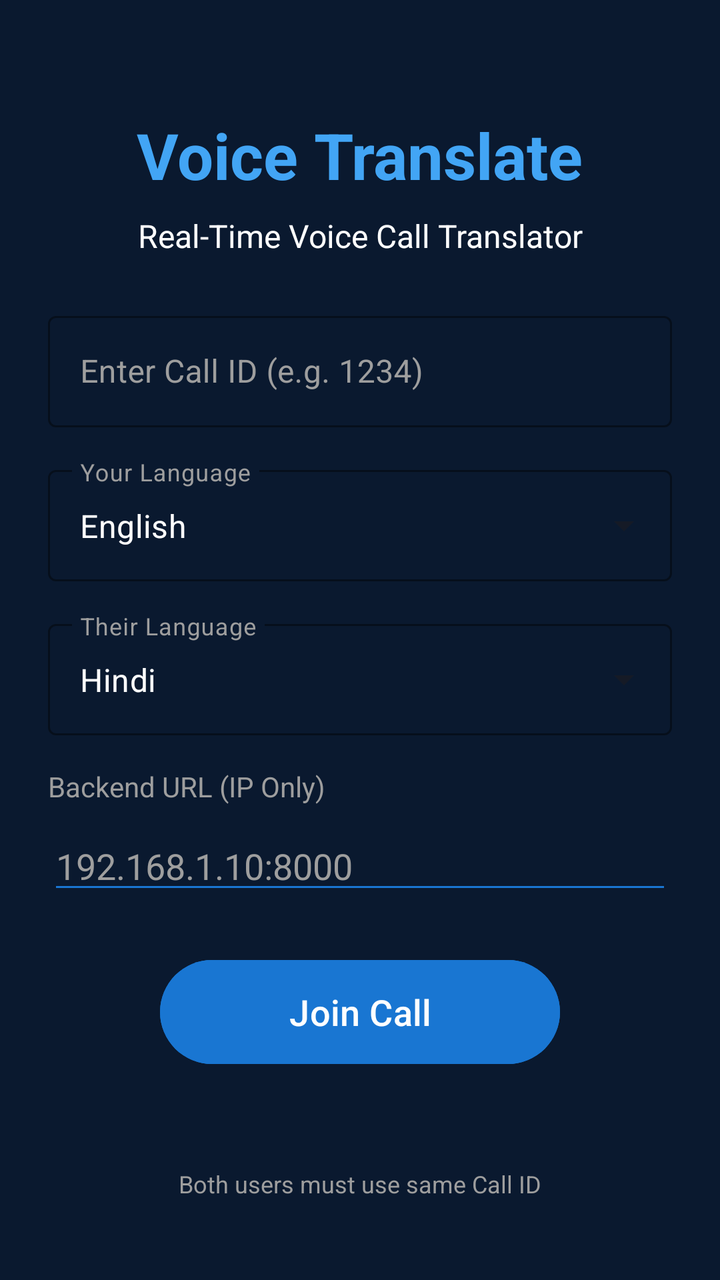
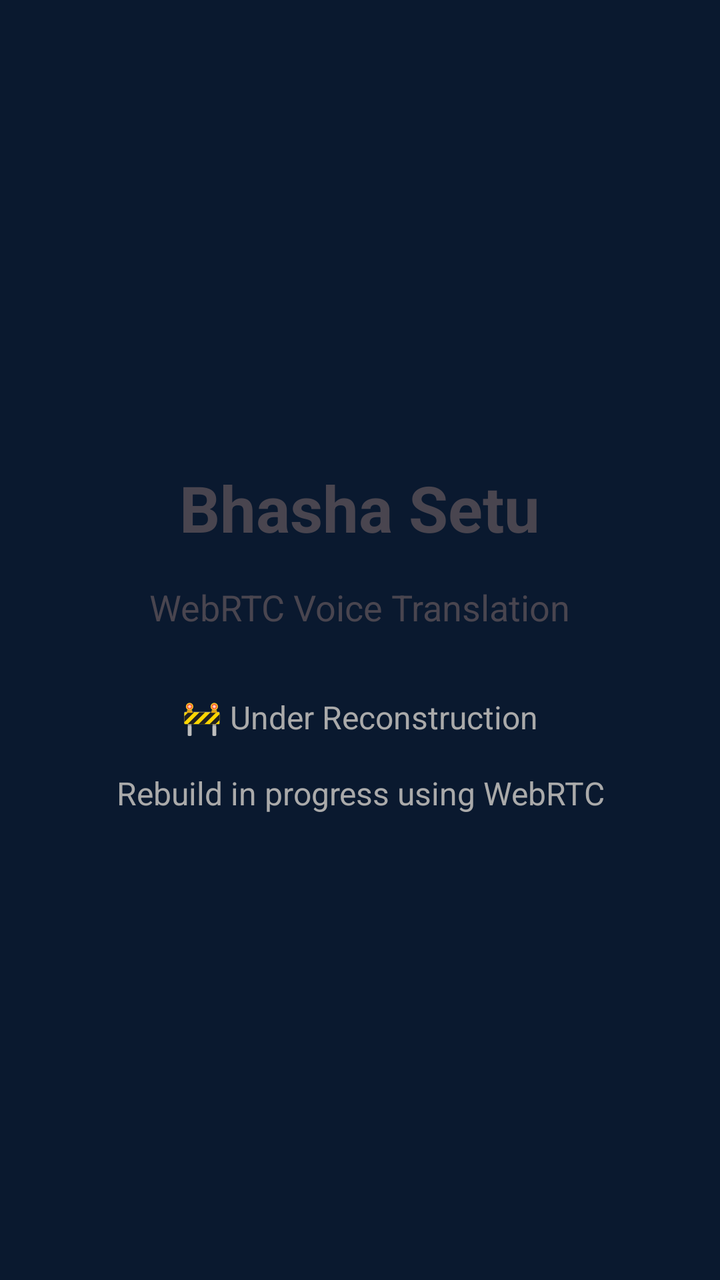

An Android layout rendered at two revisions. The XML below is the earlier revision; the diff shows what the commit changed to produce the second picture.
<!-- AndroidManifest.xml: application theme Theme.VoiceTranslate -->
<!-- res/layout/activity_main.xml -->
<?xml version="1.0" encoding="utf-8"?>
<androidx.constraintlayout.widget.ConstraintLayout xmlns:android="http://schemas.android.com/apk/res/android"
    xmlns:app="http://schemas.android.com/apk/res-auto"
    xmlns:tools="http://schemas.android.com/tools"
    android:layout_width="match_parent"
    android:layout_height="match_parent"
    android:padding="24dp"
    android:background="@color/background_dark">

    <TextView
        android:id="@+id/tvAppTitle"
        android:layout_width="wrap_content"
        android:layout_height="wrap_content"
        android:text="Voice Translate"
        android:textColor="@color/blue_light"
        android:textSize="32sp"
        android:textStyle="bold"
        android:layout_marginTop="32dp"
        app:layout_constraintEnd_toEndOf="parent"
        app:layout_constraintStart_toStartOf="parent"
        app:layout_constraintTop_toTopOf="parent" />

    <TextView
        android:id="@+id/tvSubtitle"
        android:layout_width="wrap_content"
        android:layout_height="wrap_content"
        android:layout_marginTop="8dp"
        android:text="Real-Time Voice Call Translator"
        android:textColor="@color/white"
        android:textSize="16sp"
        app:layout_constraintEnd_toEndOf="parent"
        app:layout_constraintStart_toStartOf="parent"
        app:layout_constraintTop_toBottomOf="@id/tvAppTitle" />

    
    <com.google.android.material.textfield.TextInputLayout
        android:id="@+id/tilCallId"
        style="@style/Widget.MaterialComponents.TextInputLayout.OutlinedBox"
        android:layout_width="0dp"
        android:layout_height="wrap_content"
        android:layout_marginTop="24dp"
        android:hint="Enter Call ID (e.g. 1234)"
        android:textColorHint="@color/gray_text"
        app:boxStrokeColor="@color/blue_primary"
        app:hintTextColor="@color/blue_light"
        app:layout_constraintEnd_toEndOf="parent"
        app:layout_constraintStart_toStartOf="parent"
        app:layout_constraintTop_toBottomOf="@id/tvSubtitle">

        <com.google.android.material.textfield.TextInputEditText
            android:id="@+id/etCallId"
            android:layout_width="match_parent"
            android:layout_height="wrap_content"
            android:inputType="text"
            android:textColor="@color/white" />

    </com.google.android.material.textfield.TextInputLayout>

    
    <com.google.android.material.textfield.TextInputLayout
        android:id="@+id/tilSourceLanguage"
        style="@style/Widget.MaterialComponents.TextInputLayout.OutlinedBox.ExposedDropdownMenu"
        android:layout_width="0dp"
        android:layout_height="wrap_content"
        android:layout_marginTop="16dp"
        android:hint="Your Language"
        android:textColorHint="@color/gray_text"
        app:boxStrokeColor="@color/blue_primary"
        app:hintTextColor="@color/blue_light"
        app:layout_constraintEnd_toEndOf="parent"
        app:layout_constraintStart_toStartOf="parent"
        app:layout_constraintTop_toBottomOf="@id/tilCallId">

        <AutoCompleteTextView
            android:id="@+id/actvSourceLanguage"
            android:layout_width="match_parent"
            android:layout_height="wrap_content"
            android:inputType="none"
            android:text="English"
            android:textColor="@color/white" />

    </com.google.android.material.textfield.TextInputLayout>

    
    <com.google.android.material.textfield.TextInputLayout
        android:id="@+id/tilTargetLanguage"
        style="@style/Widget.MaterialComponents.TextInputLayout.OutlinedBox.ExposedDropdownMenu"
        android:layout_width="0dp"
        android:layout_height="wrap_content"
        android:layout_marginTop="16dp"
        android:hint="Their Language"
        android:textColorHint="@color/gray_text"
        app:boxStrokeColor="@color/blue_primary"
        app:hintTextColor="@color/blue_light"
        app:layout_constraintEnd_toEndOf="parent"
        app:layout_constraintStart_toStartOf="parent"
        app:layout_constraintTop_toBottomOf="@id/tilSourceLanguage">

        <AutoCompleteTextView
            android:id="@+id/actvTargetLanguage"
            android:layout_width="match_parent"
            android:layout_height="wrap_content"
            android:inputType="none"
            android:text="Hindi"
            android:textColor="@color/white" />

    </com.google.android.material.textfield.TextInputLayout>

    <TextView
        android:id="@+id/tvBackendUrlLabel"
        android:layout_width="wrap_content"
        android:layout_height="wrap_content"
        android:layout_marginTop="16dp"
        android:text="Backend URL (IP Only)"
        android:textColor="@color/gray_text"
        app:layout_constraintStart_toStartOf="parent"
        app:layout_constraintTop_toBottomOf="@id/tilTargetLanguage" />

    <EditText
        android:id="@+id/etBackendUrl"
        android:layout_width="0dp"
        android:layout_height="wrap_content"
        android:layout_marginTop="8dp"
        android:backgroundTint="@color/blue_primary"
        android:hint="192.168.1.10:8000"
        android:inputType="textUri"
        android:textColor="@color/white"
        android:textColorHint="@color/gray_text"
        app:layout_constraintEnd_toEndOf="parent"
        app:layout_constraintStart_toStartOf="parent"
        app:layout_constraintTop_toBottomOf="@id/tvBackendUrlLabel" />

    <Button
        android:id="@+id/btnStartCall"
        android:layout_width="200dp"
        android:layout_height="60dp"
        android:layout_marginTop="24dp"
        android:backgroundTint="@color/blue_primary"
        android:text="Join Call"
        android:textAllCaps="false"
        android:textSize="18sp"
        app:cornerRadius="30dp"
        app:layout_constraintEnd_toEndOf="parent"
        app:layout_constraintStart_toStartOf="parent"
        app:layout_constraintTop_toBottomOf="@id/etBackendUrl" />

    <TextView
        android:id="@+id/tvStatus"
        android:layout_width="wrap_content"
        android:layout_height="wrap_content"
        android:layout_marginBottom="16dp"
        android:text="Both users must use same Call ID"
        android:textColor="@color/gray_text"
        android:textSize="12sp"
        app:layout_constraintBottom_toBottomOf="parent"
        app:layout_constraintEnd_toEndOf="parent"
        app:layout_constraintStart_toStartOf="parent" />

</androidx.constraintlayout.widget.ConstraintLayout>
<!-- resources referenced by this layout -->
<resources>
  <color name="background_dark">#0A192F</color>
  <color name="blue_light">#42A5F5</color>
  <color name="blue_primary">#1976D2</color>
  <color name="gray_text">#9E9E9E</color>
  <color name="white">#FFFFFFFF</color>
  <style name="Theme.VoiceTranslate" parent="Theme.Material3.DayNight.NoActionBar">
          <item name="colorPrimary">@color/blue_primary</item>
          <item name="android:windowBackground">@color/background_dark</item>
          <item name="android:statusBarColor">@color/background_dark</item>
      </style>
</resources>

<!-- the commit's change to res/layout/activity_main.xml (unified diff, before → after) -->
@@ -1,159 +1,35 @@
 <?xml version="1.0" encoding="utf-8"?>
-<androidx.constraintlayout.widget.ConstraintLayout xmlns:android="http://schemas.android.com/apk/res/android"
-    xmlns:app="http://schemas.android.com/apk/res-auto"
-    xmlns:tools="http://schemas.android.com/tools"
+<LinearLayout xmlns:android="http://schemas.android.com/apk/res/android"
     android:layout_width="match_parent"
     android:layout_height="match_parent"
-    android:padding="24dp"
-    android:background="@color/background_dark">
+    android:orientation="vertical"
+    android:gravity="center"
+    android:padding="24dp">
 
     <TextView
-        android:id="@+id/tvAppTitle"
+        android:id="@+id/tvTitle"
         android:layout_width="wrap_content"
         android:layout_height="wrap_content"
-        android:text="Voice Translate"
-        android:textColor="@color/blue_light"
+        android:text="Bhasha Setu"
         android:textSize="32sp"
         android:textStyle="bold"
-        android:layout_marginTop="32dp"
-        app:layout_constraintEnd_toEndOf="parent"
-        app:layout_constraintStart_toStartOf="parent"
-        app:layout_constraintTop_toTopOf="parent" />
+        android:layout_marginBottom="16dp" />
 
     <TextView
         android:id="@+id/tvSubtitle"
         android:layout_width="wrap_content"
         android:layout_height="wrap_content"
-        android:layout_marginTop="8dp"
-        android:text="Real-Time Voice Call Translator"
-        android:textColor="@color/white"
-        android:textSize="16sp"
-        app:layout_constraintEnd_toEndOf="parent"
-        app:layout_constraintStart_toStartOf="parent"
-        app:layout_constraintTop_toBottomOf="@id/tvAppTitle" />
-
-    
-    <com.google.android.material.textfield.TextInputLayout
-        android:id="@+id/tilCallId"
-        style="@style/Widget.MaterialComponents.TextInputLayout.OutlinedBox"
-        android:layout_width="0dp"
-        android:layout_height="wrap_content"
-        android:layout_marginTop="24dp"
-        android:hint="Enter Call ID (e.g. 1234)"
-        android:textColorHint="@color/gray_text"
-        app:boxStrokeColor="@color/blue_primary"
-        app:hintTextColor="@color/blue_light"
-        app:layout_constraintEnd_toEndOf="parent"
-        app:layout_constraintStart_toStartOf="parent"
-        app:layout_constraintTop_toBottomOf="@id/tvSubtitle">
-
-        <com.google.android.material.textfield.TextInputEditText
-            android:id="@+id/etCallId"
-            android:layout_width="match_parent"
-            android:layout_height="wrap_content"
-            android:inputType="text"
-            android:textColor="@color/white" />
-
-    </com.google.android.material.textfield.TextInputLayout>
-
-    
-    <com.google.android.material.textfield.TextInputLayout
-        android:id="@+id/tilSourceLanguage"
-        style="@style/Widget.MaterialComponents.TextInputLayout.OutlinedBox.ExposedDropdownMenu"
-        android:layout_width="0dp"
-        android:layout_height="wrap_content"
-        android:layout_marginTop="16dp"
-        android:hint="Your Language"
-        android:textColorHint="@color/gray_text"
-        app:boxStrokeColor="@color/blue_primary"
-        app:hintTextColor="@color/blue_light"
-        app:layout_constraintEnd_toEndOf="parent"
-        app:layout_constraintStart_toStartOf="parent"
-        app:layout_constraintTop_toBottomOf="@id/tilCallId">
-
-        <AutoCompleteTextView
-            android:id="@+id/actvSourceLanguage"
-            android:layout_width="match_parent"
-            android:layout_height="wrap_content"
-            android:inputType="none"
-            android:text="English"
-            android:textColor="@color/white" />
-
-    </com.google.android.material.textfield.TextInputLayout>
-
-    
-    <com.google.android.material.textfield.TextInputLayout
-        android:id="@+id/tilTargetLanguage"
-        style="@style/Widget.MaterialComponents.TextInputLayout.OutlinedBox.ExposedDropdownMenu"
-        android:layout_width="0dp"
-        android:layout_height="wrap_content"
-        android:layout_marginTop="16dp"
-        android:hint="Their Language"
-        android:textColorHint="@color/gray_text"
-        app:boxStrokeColor="@color/blue_primary"
-        app:hintTextColor="@color/blue_light"
-        app:layout_constraintEnd_toEndOf="parent"
-        app:layout_constraintStart_toStartOf="parent"
-        app:layout_constraintTop_toBottomOf="@id/tilSourceLanguage">
-
-        <AutoCompleteTextView
-            android:id="@+id/actvTargetLanguage"
-            android:layout_width="match_parent"
-            android:layout_height="wrap_content"
-            android:inputType="none"
-            android:text="Hindi"
-            android:textColor="@color/white" />
-
-    </com.google.android.material.textfield.TextInputLayout>
-
-    <TextView
-        android:id="@+id/tvBackendUrlLabel"
-        android:layout_width="wrap_content"
-        android:layout_height="wrap_content"
-        android:layout_marginTop="16dp"
-        android:text="Backend URL (IP Only)"
-        android:textColor="@color/gray_text"
-        app:layout_constraintStart_toStartOf="parent"
-        app:layout_constraintTop_toBottomOf="@id/tilTargetLanguage" />
-
-    <EditText
-        android:id="@+id/etBackendUrl"
-        android:layout_width="0dp"
-        android:layout_height="wrap_content"
-        android:layout_marginTop="8dp"
-        android:backgroundTint="@color/blue_primary"
-        android:hint="192.168.1.10:8000"
-        android:inputType="textUri"
-        android:textColor="@color/white"
-        android:textColorHint="@color/gray_text"
-        app:layout_constraintEnd_toEndOf="parent"
-        app:layout_constraintStart_toStartOf="parent"
-        app:layout_constraintTop_toBottomOf="@id/tvBackendUrlLabel" />
-
-    <Button
-        android:id="@+id/btnStartCall"
-        android:layout_width="200dp"
-        android:layout_height="60dp"
-        android:layout_marginTop="24dp"
-        android:backgroundTint="@color/blue_primary"
-        android:text="Join Call"
-        android:textAllCaps="false"
+        android:text="WebRTC Voice Translation"
         android:textSize="18sp"
-        app:cornerRadius="30dp"
-        app:layout_constraintEnd_toEndOf="parent"
-        app:layout_constraintStart_toStartOf="parent"
-        app:layout_constraintTop_toBottomOf="@id/etBackendUrl" />
+        android:layout_marginBottom="32dp" />
 
     <TextView
         android:id="@+id/tvStatus"
         android:layout_width="wrap_content"
         android:layout_height="wrap_content"
-        android:layout_marginBottom="16dp"
-        android:text="Both users must use same Call ID"
-        android:textColor="@color/gray_text"
-        android:textSize="12sp"
-        app:layout_constraintBottom_toBottomOf="parent"
-        app:layout_constraintEnd_toEndOf="parent"
-        app:layout_constraintStart_toStartOf="parent" />
+        android:text="🚧 Under Reconstruction\n\nRebuild in progress using WebRTC"
+        android:textSize="16sp"
+        android:gravity="center"
+        android:textColor="@android:color/darker_gray" />
 
-</androidx.constraintlayout.widget.ConstraintLayout>
+</LinearLayout>
<!-- resource entries referenced after the edit -->
@@ -1,10 +1,7 @@
 <!-- resources referenced by this layout -->
 <resources>
   <color name="background_dark">#0A192F</color>
-  <color name="blue_light">#42A5F5</color>
   <color name="blue_primary">#1976D2</color>
-  <color name="gray_text">#9E9E9E</color>
-  <color name="white">#FFFFFFFF</color>
   <style name="Theme.VoiceTranslate" parent="Theme.Material3.DayNight.NoActionBar">
           <item name="colorPrimary">@color/blue_primary</item>
           <item name="android:windowBackground">@color/background_dark</item>
